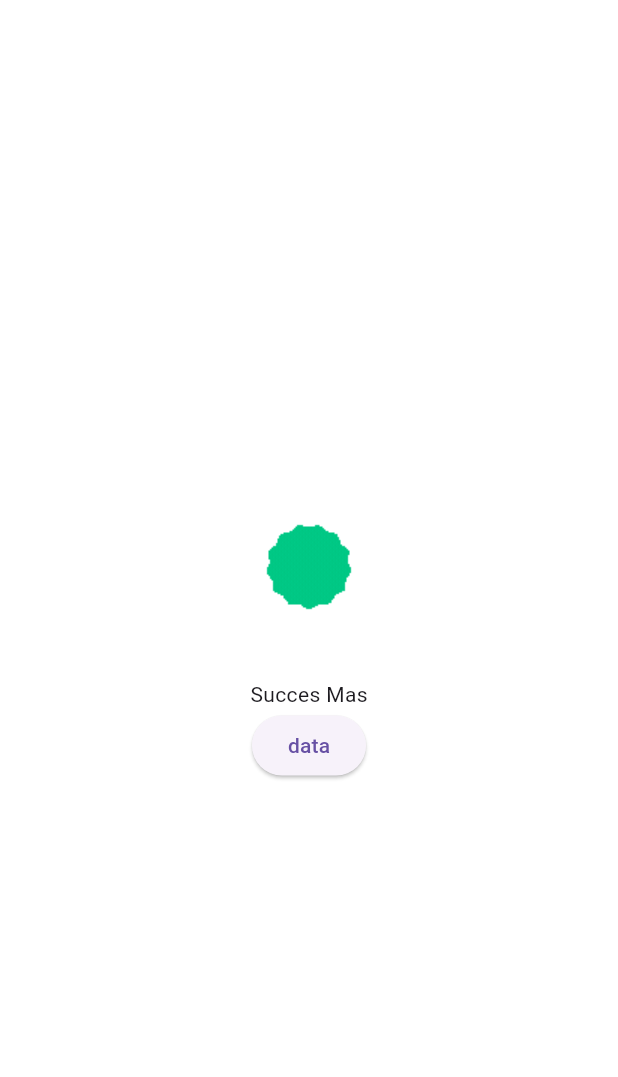
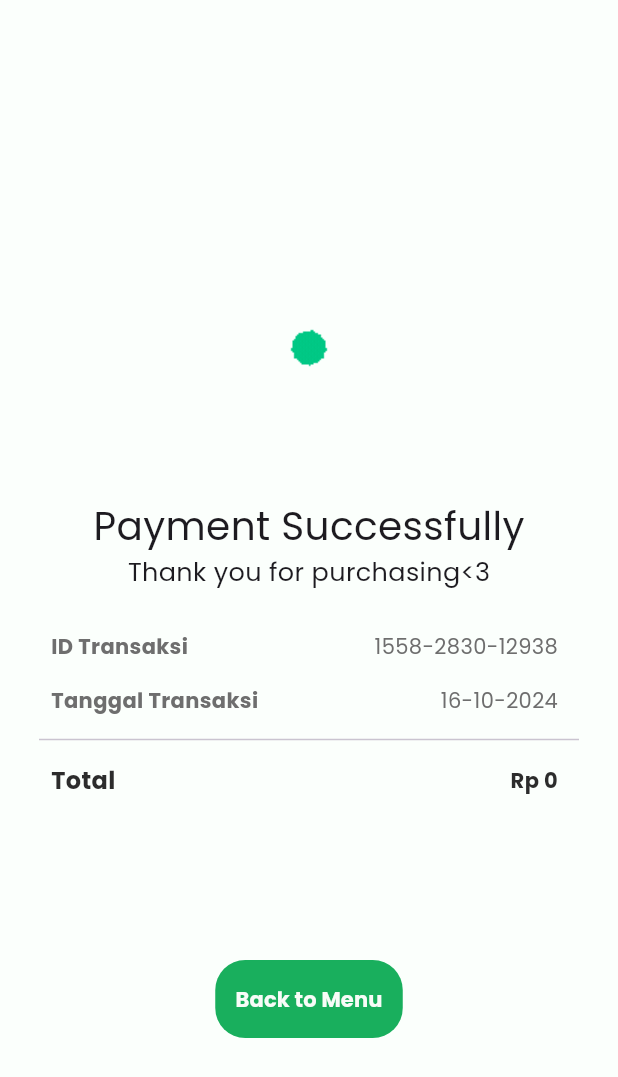
Before and after one commit to NevrCode/takopedia, a Flutter app: the SuccessPage screen opened directly, on a phone screen of 412 x 824 dp. Shown: the top 1077 px of the screen. Run offline on Flutter 3.47's test engine with Material 3 defaults, Android fonts, the phone set to English and light mode, and no system bars; our stand-ins replace animated_toggle_switch, badges, carousel_slider, circle_nav_bar, cloud_firestore, dotted_line and 6 more; accounts and stored records are empty; project files that could hold a hidden picture were left out.

Commit message:
payment detail page + success page done

```diff
--- a/lib/pages/payment.dart
+++ b/lib/pages/payment.dart
@@ -392,8 +392,10 @@ class _PaymentPageState extends State<PaymentPage> {
                             top: 8.0, left: 7, bottom: 8, right: 2),
                         child: Column(
                           children: [
-                            _buildRadioTile("Card", Payment.card),
-                            _buildRadioTile("Qris", Payment.qris),
+                            _buildRadioTile(
+                                "Card", Payment.card, Icons.credit_card),
+                            _buildRadioTile(
+                                "Qris", Payment.qris, Icons.qr_code_2),
                           ],
                         ),
                       ),
@@ -467,7 +469,7 @@ class _PaymentPageState extends State<PaymentPage> {
     );
   }
 
-  Widget _buildRadioTile(String title, Payment value) {
+  Widget _buildRadioTile(String title, Payment value, IconData icon) {
     return ListTile(
       leading: SizedBox(
         // height: 40,
@@ -475,9 +477,17 @@ class _PaymentPageState extends State<PaymentPage> {
         child: Row(
           mainAxisAlignment: MainAxisAlignment.spaceBetween,
           children: [
-            Text(
-              title,
-              style: TextStyle(fontFamily: 'Poppins-bold', fontSize: 15),
+            Row(
+              children: [
+                Icon(icon),
+                Padding(
+                  padding: const EdgeInsets.all(8.0),
+                  child: Text(
+                    title,
+                    style: TextStyle(fontFamily: 'Poppins-bold', fontSize: 15),
+                  ),
+                ),
+              ],
             ),
             Radio<Payment>(
               value: value,
--- a/lib/pages/success.dart
+++ b/lib/pages/success.dart
@@ -1,4 +1,9 @@
 import 'package:flutter/material.dart';
+import 'package:intl/intl.dart';
+import 'package:provider/provider.dart';
+import 'package:takopedia/pages/index.dart';
+import 'package:takopedia/services/cart_provider.dart';
+import 'package:takopedia/util/style.dart';
 
 class SuccessPage extends StatefulWidget {
   const SuccessPage({super.key});
@@ -8,20 +13,145 @@ class SuccessPage extends StatefulWidget {
 }
 
 class _SuccessPageState extends State<SuccessPage> {
+  DateTime now = DateTime.now();
+  String formatCurrency(String price) {
+    final formatter = NumberFormat.currency(locale: 'id', symbol: 'Rp ');
+    return formatter.format(int.parse(price));
+  }
+
   @override
   Widget build(BuildContext context) {
+    final total = Provider.of<CartProvider>(context).totalPrice;
+
+    String formattedDate = DateFormat('dd-MM-yyyy').format(now);
     return Scaffold(
-      backgroundColor: Colors.white,
-      body: Container(
+      backgroundColor: Color.fromARGB(255, 251, 255, 252),
+      body: Stack(
+        children: [
+          SizedBox(
             width: MediaQuery.sizeOf(context).width,
             child: Column(
               mainAxisAlignment: MainAxisAlignment.center,
               children: [
-            Image.asset('assets/img/success.gif'),
-            Text('Succes Mas'),
-            ElevatedButton(onPressed: () {}, child: Text("data"))
+                Image.asset(
+                  'assets/img/success.gif',
+                  height: 200,
+                  width: 200,
+                ),
+                Text(
+                  'Payment Successfully',
+                  style: TextStyle(fontFamily: "Poppins-regular", fontSize: 26),
+                ),
+                Text(
+                  'Thank you for purchasing<3',
+                  style: TextStyle(fontFamily: "Poppins-regular", fontSize: 17),
+                ),
+                Padding(
+                  padding: const EdgeInsets.all(20.0),
+                  child: Container(
+                    decoration: BoxDecoration(
+                      color: Color.fromARGB(255, 251, 255, 252),
+                      borderRadius: BorderRadius.circular(10),
+                    ),
+                    child: Column(
+                      mainAxisAlignment: MainAxisAlignment.start,
+                      children: [
+                        Padding(
+                          padding: EdgeInsets.only(
+                              top: 8.0, left: 14, bottom: 8, right: 20),
+                          child: Row(
+                            mainAxisAlignment: MainAxisAlignment.spaceBetween,
+                            children: [
+                              Text(
+                                'ID Transaksi ',
+                                style: OrderDetailTextStyle,
+                              ),
+                              Text(
+                                '1558-2830-12938',
+                                style: OrderDetailValueTextStyle,
+                              )
                             ],
                           ),
+                        ),
+                        Padding(
+                          padding: EdgeInsets.only(
+                              top: 8.0, left: 14, bottom: 8, right: 20),
+                          child: Row(
+                            mainAxisAlignment: MainAxisAlignment.spaceBetween,
+                            children: [
+                              Text(
+                                'Tanggal Transaksi',
+                                style: OrderDetailTextStyle,
+                              ),
+                              Text(
+                                formattedDate,
+                                style: OrderDetailValueTextStyle,
+                              ),
+                            ],
+                          ),
+                        ),
+                        Padding(
+                          padding: const EdgeInsets.symmetric(horizontal: 6.0),
+                          child: Divider(),
+                        ),
+                        Padding(
+                          padding: EdgeInsets.only(
+                              top: 8.0, left: 14, bottom: 8, right: 20),
+                          child: Row(
+                            mainAxisAlignment: MainAxisAlignment.spaceBetween,
+                            children: [
+                              Text(
+                                'Total',
+                                style: OrderTitleTextStyle,
+                              ),
+                              Text(
+                                (formatCurrency(((total * 0.1) + total)
+                                    .toInt()
+                                    .toString())),
+                                style: TextStyle(
+                                  fontFamily: 'Poppins-bold',
+                                  fontSize: 14,
+                                  color: Color.fromARGB(255, 44, 44, 44),
+                                ),
+                              ),
+                            ],
+                          ),
+                        ),
+                      ],
+                    ),
+                  ),
+                ),
+                Padding(
+                  padding: const EdgeInsets.only(top: 80.0),
+                  child: ElevatedButton(
+                    onPressed: () {
+                      Navigator.pushReplacement(
+                          context,
+                          MaterialPageRoute(
+                              builder: (context) => const Index()));
+                    },
+                    style: ButtonStyle(
+                      shape: MaterialStatePropertyAll(RoundedRectangleBorder(
+                          borderRadius: BorderRadius.circular(20))),
+                      fixedSize: MaterialStateProperty.all(const Size(125, 52)),
+                      padding: MaterialStateProperty.all(
+                          const EdgeInsets.fromLTRB(0, 0, 0, 0)),
+                      backgroundColor: MaterialStateProperty.all(
+                          Color.fromARGB(255, 25, 175, 93)),
+                      elevation: MaterialStateProperty.all(0),
+                    ),
+                    child: Text(
+                      'Back to Menu',
+                      style: TextStyle(
+                          color: Color.fromARGB(255, 248, 252, 248),
+                          fontFamily: 'Poppins-Bold'),
+                    ),
+                  ),
+                ),
+              ],
+            ),
+          ),
+        ],
       ),
     );
   }
```
Lines whose indentation alone changed are shown as unchanged.
